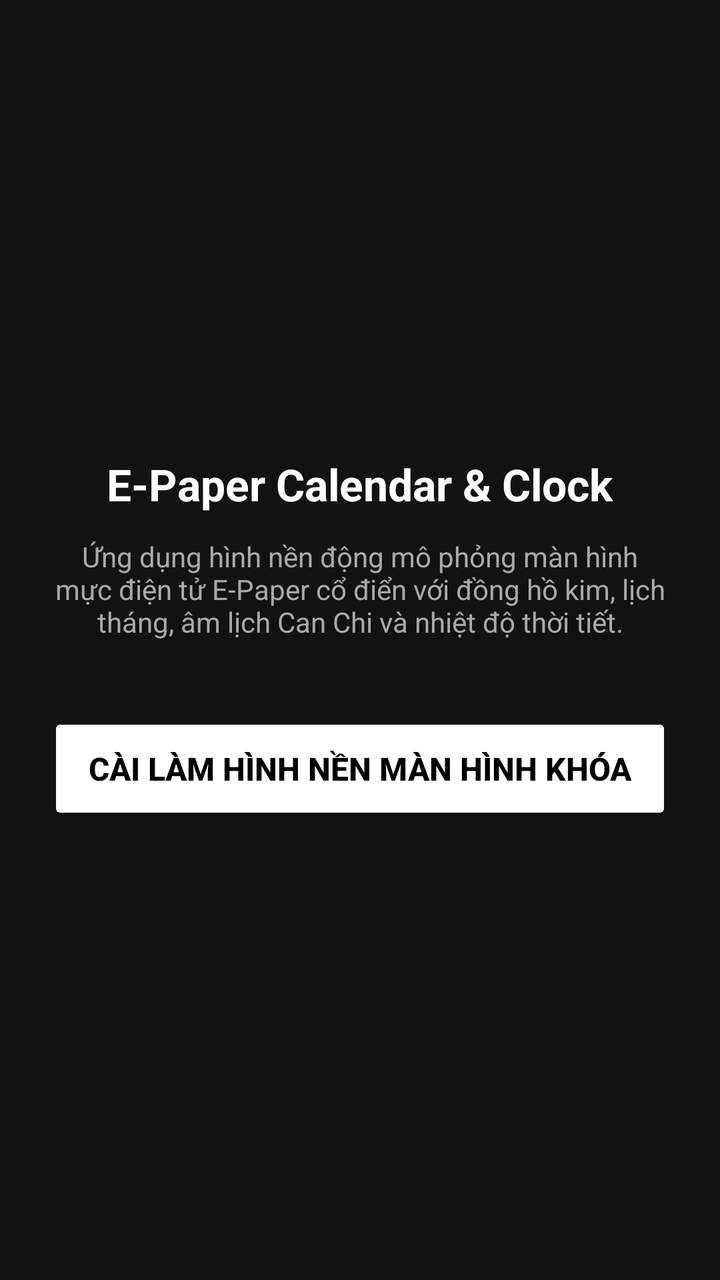
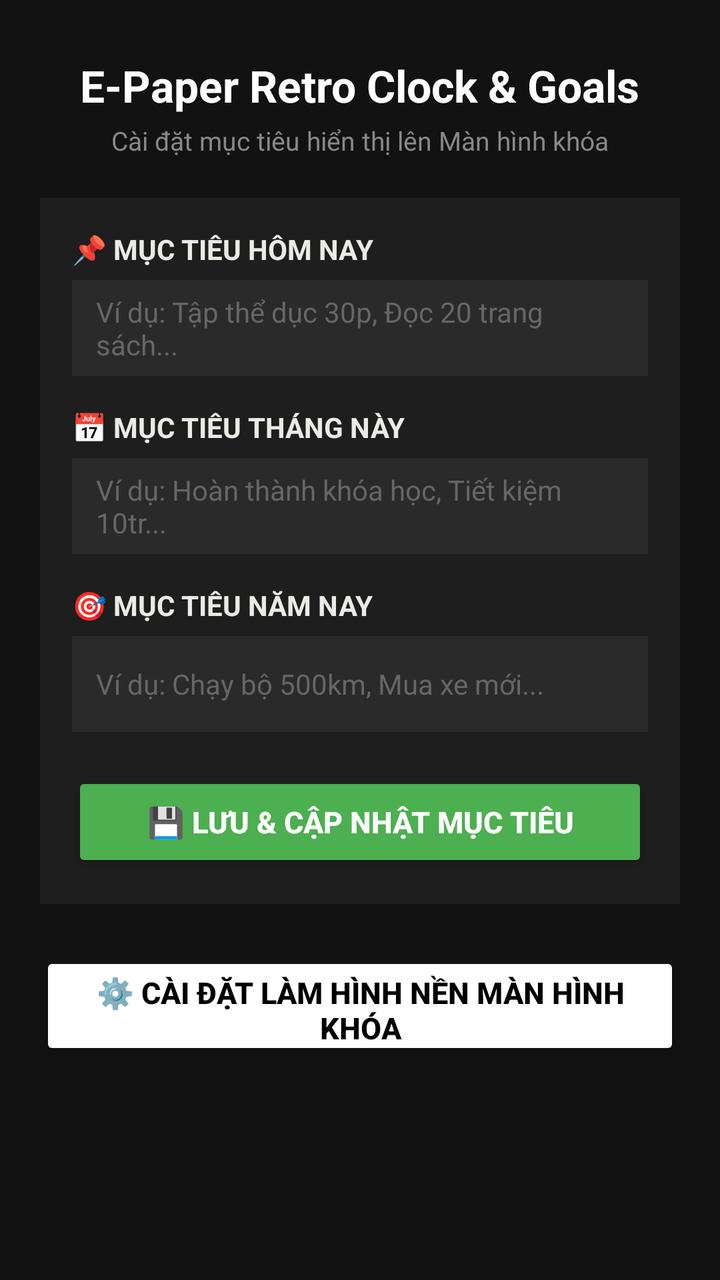

Screens rendered from an Android XML layout before and after an edit, with the pre-edit source and the edit as a unified diff.
<!-- AndroidManifest.xml: activity theme Theme.EpaperClock -->
<!-- res/layout/activity_main.xml -->
<?xml version="1.0" encoding="utf-8"?>
<LinearLayout xmlns:android="http://schemas.android.com/apk/res/android"
    android:layout_width="match_parent"
    android:layout_height="match_parent"
    android:background="#121212"
    android:gravity="center"
    android:orientation="vertical"
    android:padding="24dp">

    <TextView
        android:layout_width="wrap_content"
        android:layout_height="wrap_content"
        android:text="@string/wallpaper_title"
        android:textColor="#FFFFFF"
        android:textSize="22sp"
        android:textStyle="bold" />

    <TextView
        android:layout_width="wrap_content"
        android:layout_height="wrap_content"
        android:layout_marginTop="12dp"
        android:gravity="center"
        android:text="@string/app_intro"
        android:textColor="#AAAAAA"
        android:textSize="14sp" />

    <Button
        android:id="@+id/btnSetWallpaper"
        android:layout_width="match_parent"
        android:layout_height="56dp"
        android:layout_marginTop="36dp"
        android:backgroundTint="#FFFFFF"
        android:text="@string/btn_apply_wallpaper"
        android:textColor="#000000"
        android:textSize="16sp"
        android:textStyle="bold" />

</LinearLayout>
<!-- resources referenced by this layout -->
<resources>
  <string name="app_intro">Ứng dụng hình nền động mô phỏng màn hình mực điện tử E-Paper cổ điển với đồng hồ kim, lịch tháng, âm lịch Can Chi và nhiệt độ thời tiết.</string>
  <string name="btn_apply_wallpaper">Cài làm Hình nền Màn hình khóa</string>
  <string name="wallpaper_title">E-Paper Calendar &amp; Clock</string>
  <style name="Theme.EpaperClock" parent="Theme.MaterialComponents.DayNight.NoActionBar">
          <item name="colorPrimary">@color/primary</item>
          <item name="android:statusBarColor">@color/black</item>
          <item name="android:navigationBarColor">@color/black</item>
      </style>
  <color name="primary">#FF2A2A2A</color>
  <color name="black">#FF000000</color>
</resources>

<!-- the commit's change to res/layout/activity_main.xml (unified diff, before → after) -->
@@ -1,38 +1,129 @@
 <?xml version="1.0" encoding="utf-8"?>
-<LinearLayout xmlns:android="http://schemas.android.com/apk/res/android"
+<ScrollView xmlns:android="http://schemas.android.com/apk/res/android"
     android:layout_width="match_parent"
     android:layout_height="match_parent"
     android:background="#121212"
-    android:gravity="center"
-    android:orientation="vertical"
-    android:padding="24dp">
+    android:fillViewport="true">
 
-    <TextView
-        android:layout_width="wrap_content"
+    <LinearLayout
+        android:layout_width="match_parent"
         android:layout_height="wrap_content"
-        android:text="@string/wallpaper_title"
-        android:textColor="#FFFFFF"
-        android:textSize="22sp"
-        android:textStyle="bold" />
+        android:gravity="center_horizontal"
+        android:orientation="vertical"
+        android:padding="20dp">
 
-    <TextView
-        android:layout_width="wrap_content"
-        android:layout_height="wrap_content"
-        android:layout_marginTop="12dp"
-        android:gravity="center"
-        android:text="@string/app_intro"
-        android:textColor="#AAAAAA"
-        android:textSize="14sp" />
+        <TextView
+            android:layout_width="wrap_content"
+            android:layout_height="wrap_content"
+            android:layout_marginTop="8dp"
+            android:text="E-Paper Retro Clock &amp; Goals"
+            android:textColor="#FFFFFF"
+            android:textSize="22sp"
+            android:textStyle="bold" />
 
-    <Button
-        android:id="@+id/btnSetWallpaper"
-        android:layout_width="match_parent"
-        android:layout_height="56dp"
-        android:layout_marginTop="36dp"
-        android:backgroundTint="#FFFFFF"
-        android:text="@string/btn_apply_wallpaper"
-        android:textColor="#000000"
-        android:textSize="16sp"
-        android:textStyle="bold" />
+        <TextView
+            android:layout_width="wrap_content"
+            android:layout_height="wrap_content"
+            android:layout_marginTop="4dp"
+            android:gravity="center"
+            android:text="Cài đặt mục tiêu hiển thị lên Màn hình khóa"
+            android:textColor="#888888"
+            android:textSize="13sp" />
 
-</LinearLayout>
+        
+        <LinearLayout
+            android:layout_width="match_parent"
+            android:layout_height="wrap_content"
+            android:layout_marginTop="20dp"
+            android:background="#1E1E1E"
+            android:orientation="vertical"
+            android:padding="16dp">
+
+            <TextView
+                android:layout_width="wrap_content"
+                android:layout_height="wrap_content"
+                android:text="📌 MỤC TIÊU HÔM NAY"
+                android:textColor="#EAEAE6"
+                android:textSize="14sp"
+                android:textStyle="bold" />
+
+            <EditText
+                android:id="@+id/edtTodayGoal"
+                android:layout_width="match_parent"
+                android:layout_height="48dp"
+                android:layout_marginTop="6dp"
+                android:background="#2A2A2A"
+                android:hint="Ví dụ: Tập thể dục 30p, Đọc 20 trang sách..."
+                android:paddingHorizontal="12dp"
+                android:textColor="#FFFFFF"
+                android:textColorHint="#666666"
+                android:textSize="14sp" />
+
+            <TextView
+                android:layout_width="wrap_content"
+                android:layout_height="wrap_content"
+                android:layout_marginTop="16dp"
+                android:text="📅 MỤC TIÊU THÁNG NÀY"
+                android:textColor="#EAEAE6"
+                android:textSize="14sp"
+                android:textStyle="bold" />
+
+            <EditText
+                android:id="@+id/edtMonthGoal"
+                android:layout_width="match_parent"
+                android:layout_height="48dp"
+                android:layout_marginTop="6dp"
+                android:background="#2A2A2A"
+                android:hint="Ví dụ: Hoàn thành khóa học, Tiết kiệm 10tr..."
+                android:paddingHorizontal="12dp"
+                android:textColor="#FFFFFF"
+                android:textColorHint="#666666"
+                android:textSize="14sp" />
+
+            <TextView
+                android:layout_width="wrap_content"
+                android:layout_height="wrap_content"
+                android:layout_marginTop="16dp"
+                android:text="🎯 MỤC TIÊU NĂM NAY"
+                android:textColor="#EAEAE6"
+                android:textSize="14sp"
+                android:textStyle="bold" />
+
+            <EditText
+                android:id="@+id/edtYearGoal"
+                android:layout_width="match_parent"
+                android:layout_height="48dp"
+                android:layout_marginTop="6dp"
+                android:background="#2A2A2A"
+                android:hint="Ví dụ: Chạy bộ 500km, Mua xe mới..."
+                android:paddingHorizontal="12dp"
+                android:textColor="#FFFFFF"
+                android:textColorHint="#666666"
+                android:textSize="14sp" />
+
+            <Button
+                android:id="@+id/btnSaveGoals"
+                android:layout_width="match_parent"
+                android:layout_height="50dp"
+                android:layout_marginTop="20dp"
+                android:backgroundTint="#4CAF50"
+                android:text="💾 Lưu &amp; Cập nhật Mục Tiêu"
+                android:textColor="#FFFFFF"
+                android:textSize="15sp"
+                android:textStyle="bold" />
+
+        </LinearLayout>
+
+        <Button
+            android:id="@+id/btnSetWallpaper"
+            android:layout_width="match_parent"
+            android:layout_height="54dp"
+            android:layout_marginTop="24dp"
+            android:backgroundTint="#FFFFFF"
+            android:text="⚙️ Cài đặt làm Hình nền Màn hình khóa"
+            android:textColor="#000000"
+            android:textSize="15sp"
+            android:textStyle="bold" />
+
+    </LinearLayout>
+</ScrollView>
<!-- resource entries referenced after the edit -->
@@ -1,8 +1,5 @@
 <!-- resources referenced by this layout -->
 <resources>
-  <string name="app_intro">Ứng dụng hình nền động mô phỏng màn hình mực điện tử E-Paper cổ điển với đồng hồ kim, lịch tháng, âm lịch Can Chi và nhiệt độ thời tiết.</string>
-  <string name="btn_apply_wallpaper">Cài làm Hình nền Màn hình khóa</string>
-  <string name="wallpaper_title">E-Paper Calendar &amp; Clock</string>
   <style name="Theme.EpaperClock" parent="Theme.MaterialComponents.DayNight.NoActionBar">
           <item name="colorPrimary">@color/primary</item>
           <item name="android:statusBarColor">@color/black</item>
